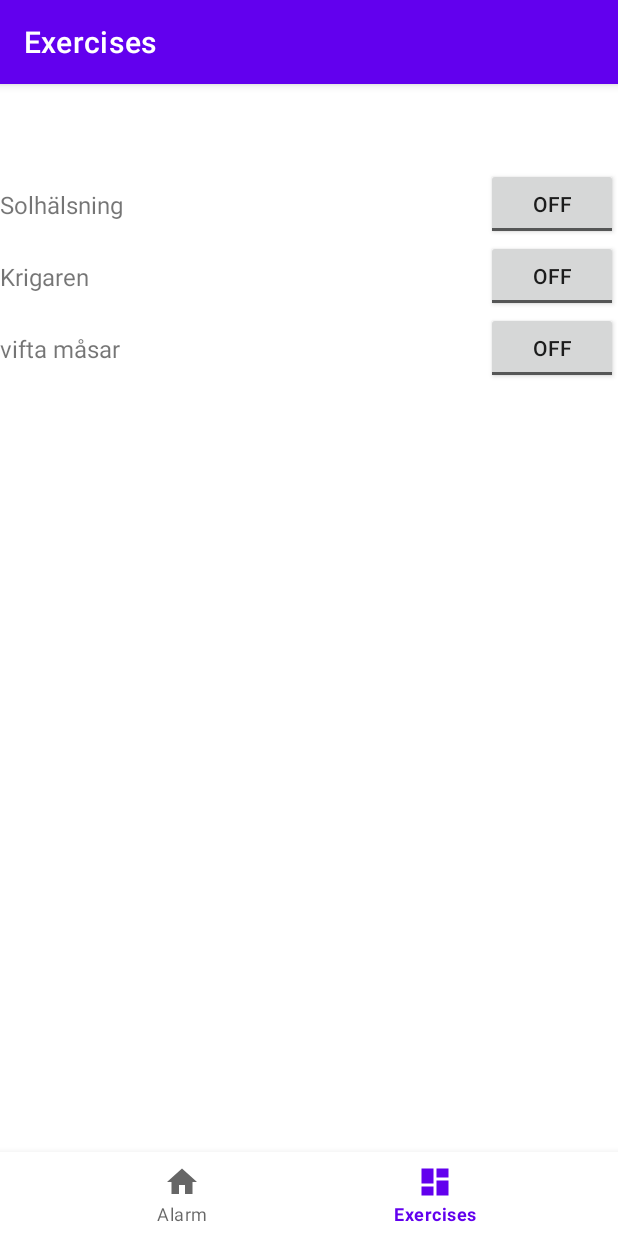
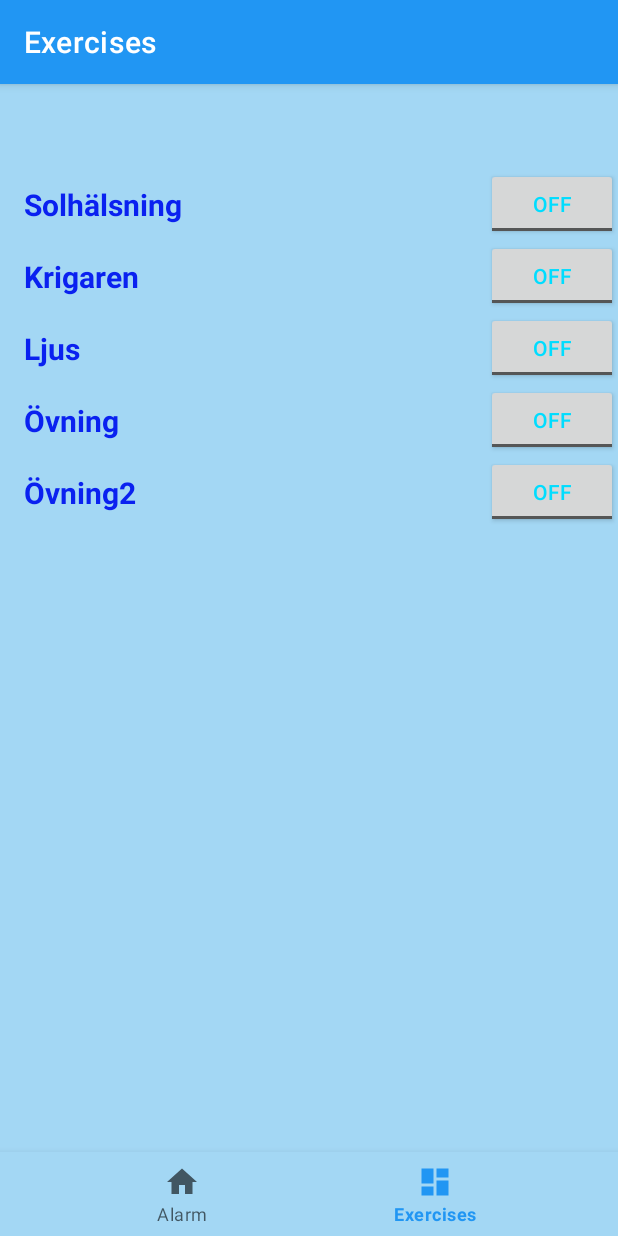
Before and after one commit to filvan1/MAMN01-project, an Android app: the ExercisesFragment screen opened through its navigation route, on a phone screen of 412 x 824 dp. Run offline under Robolectric (Android 15) with nearby library versions, the phone set to English and light mode, and no system bars; our stand-ins replace navigation-ui.

Commit message:
Småfix med listan av övningar och temat

```diff
--- a/app/build.gradle
+++ b/app/build.gradle
@@ -43,4 +43,5 @@ dependencies {
     testImplementation 'junit:junit:4.13.2'
     androidTestImplementation 'androidx.test.ext:junit:1.1.3'
     androidTestImplementation 'androidx.test.espresso:espresso-core:3.4.0'
+    implementation 'com.google.android.material:material:1.8.0'
 }
--- a/app/src/main/AndroidManifest.xml
+++ b/app/src/main/AndroidManifest.xml
@@ -9,8 +9,9 @@
         android:icon="@mipmap/ic_launcher"
         android:label="@string/app_name"
         android:supportsRtl="true"
-        android:theme="@style/Theme.MAMN01_project"
+        android:theme="@style/Theme.MAMN01_project.Fullscreen"
         tools:targetApi="31">
+        <!-- Theme.MAMN01_project -->
         <activity
             android:name=".Wake"
             android:exported="true"
--- a/app/src/main/java/com/example/mamn01_project/ui/exercises/ExercisesViewModel.java
+++ b/app/src/main/java/com/example/mamn01_project/ui/exercises/ExercisesViewModel.java
@@ -16,7 +16,11 @@ public class ExercisesViewModel extends ViewModel {
         List<Exercise> startingExercises = new ArrayList<>();
         startingExercises.add(new Exercise("Solhälsning"));
         startingExercises.add(new Exercise("Krigaren"));
-        startingExercises.add(new Exercise("vifta måsar"));
+        startingExercises.add(new Exercise("Ljus"));
+        startingExercises.add(new Exercise("Övning"));
+        startingExercises.add(new Exercise("Övning2"));
+
+
 
         exercises.setValue(startingExercises);
     }
--- a/app/src/main/res/layout/exercise_item.xml
+++ b/app/src/main/res/layout/exercise_item.xml
@@ -11,7 +11,10 @@
         android:layout_width="0dp"
         android:layout_height="wrap_content"
         android:text="Exercise Name"
-        android:textSize="16sp"
+        android:textSize="20sp"
+        android:layout_marginStart="16dp"
+        android:textColor="@color/darkest_blue"
+        android:textStyle="bold"
         app:layout_constraintTop_toTopOf="parent"
         app:layout_constraintBottom_toBottomOf="parent"
         app:layout_constraintStart_toStartOf="parent"
@@ -19,6 +22,7 @@
 
     <ToggleButton
         android:id="@+id/toggle_button"
+        style="@style/CustomToggleButton"
         android:layout_width="wrap_content"
         android:layout_height="wrap_content"
         app:layout_constraintTop_toTopOf="parent"
--- a/app/src/main/res/values/colors.xml
+++ b/app/src/main/res/values/colors.xml
@@ -12,4 +12,10 @@
     <color name="light_blue_A200">#FF40C4FF</color>
     <color name="light_blue_A400">#FF00B0FF</color>
     <color name="black_overlay">#66000000</color>
+    <color name="blue_primary">#2196F3</color>
+    <color name="blue_primary_dark">#1976D2</color>
+    <color name="blue_accent">#03A9F4</color>
+    <color name="blue_playful">#38DAF1</color>
+    <color name="darkest_blue">#0A21F0</color>
+    <color name="blue_background">#A3D7F4</color>
 </resources>
--- a/app/src/main/res/values/styles.xml
+++ b/app/src/main/res/values/styles.xml
@@ -8,4 +8,9 @@
         <item name="android:background">@color/black_overlay</item>
         <item name="android:buttonBarStyle">?android:attr/buttonBarStyle</item>
     </style>
+    <style name="CustomToggleButton">
+        <item name="android:textColor">@android:color/holo_blue_bright</item>
+        <item name="colorButtonNormal">@color/blue_primary</item>
+        <item name="colorControlActivated">@color/light_blue_600</item>
+    </style>
 </resources>
--- a/app/src/main/res/values/themes.xml
+++ b/app/src/main/res/values/themes.xml
@@ -2,16 +2,18 @@
     <!-- Base application theme. -->
     <style name="Theme.MAMN01_project" parent="Theme.MaterialComponents.DayNight.DarkActionBar">
         <!-- Primary brand color. -->
-        <item name="colorPrimary">@color/purple_500</item>
-        <item name="colorPrimaryVariant">@color/purple_700</item>
+        <item name="colorPrimary">@color/blue_primary</item>
+        <item name="colorPrimaryVariant">@color/darkest_blue</item>
         <item name="colorOnPrimary">@color/white</item>
         <!-- Secondary brand color. -->
         <item name="colorSecondary">@color/teal_200</item>
         <item name="colorSecondaryVariant">@color/teal_700</item>
         <item name="colorOnSecondary">@color/black</item>
         <!-- Status bar color. -->
-        <item name="android:statusBarColor">?attr/colorPrimaryVariant</item>
+        <item name="android:statusBarColor" tools:targetApi="l">?attr/colorPrimaryVariant</item>
+        <item name="android:navigationBarColor">@color/blue_primary</item>
         <!-- Customize your theme here. -->
+
     </style>
 
     <style name="Theme.MAMN01_project.Fullscreen" parent="Theme.MAMN01_project">
@@ -19,7 +21,7 @@
             @style/Widget.Theme.MAMN01_project.ActionBar.Fullscreen
         </item>
         <item name="android:windowActionBarOverlay">true</item>
-        <item name="android:windowBackground">@null</item>
+        <item name="android:windowBackground">@color/blue_background</item>
     </style>
 
     <style name="ThemeOverlay.MAMN01_project.FullscreenContainer" parent="">
```
